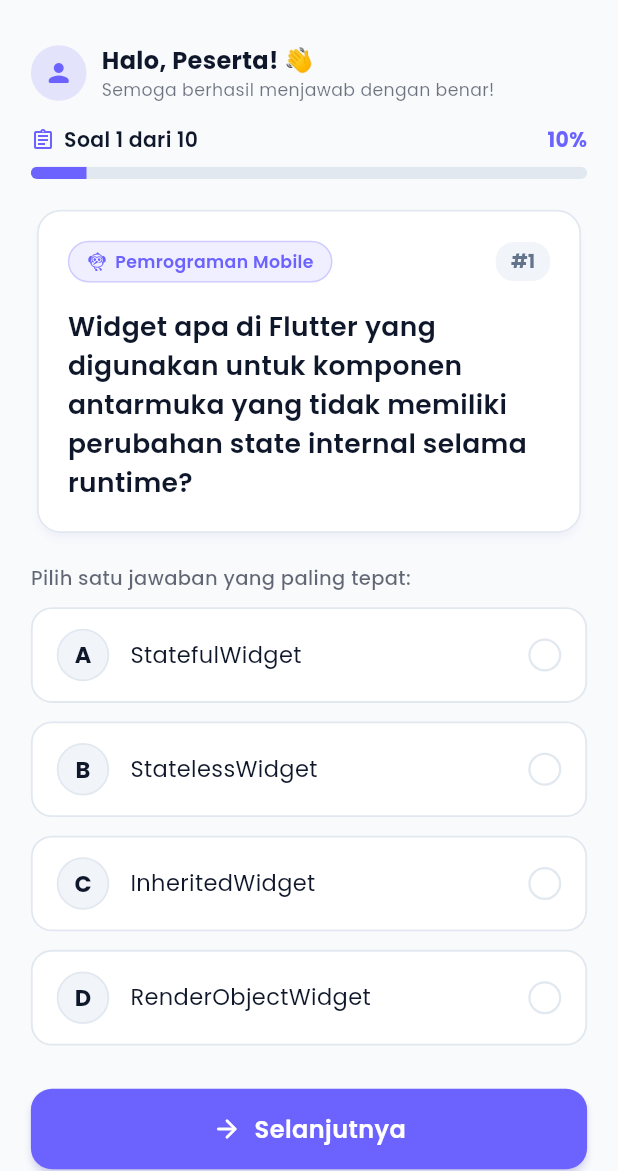
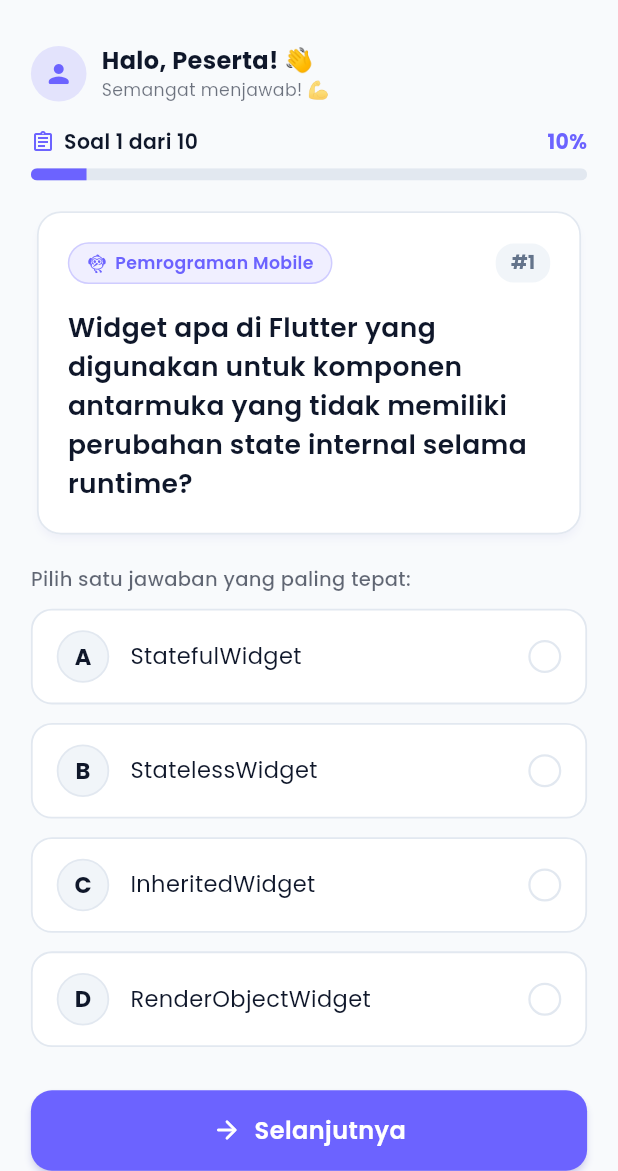
Before and after one commit to nauflzuhd/Kuisiin, a Flutter app: the QuizScreen screen opened by its route, on a phone screen of 412 x 824 dp, the part 65-1236 px from its top. Run offline on Flutter 3.47's test engine with Material 3 defaults, Android fonts, the phone set to English and light mode, and no system bars.

```diff
--- a/lib/screens/quiz_screen.dart
+++ b/lib/screens/quiz_screen.dart
@@ -233,7 +233,8 @@ class QuizScreen extends StatelessWidget {
     return Row(
       mainAxisAlignment: MainAxisAlignment.spaceBetween,
       children: [
-        Row(
+        Expanded(
+          child: Row(
             children: [
               CircleAvatar(
                 radius: Responsive.w(context, 0.045).clamp(16.0, 20.0),
@@ -245,11 +246,14 @@ class QuizScreen extends StatelessWidget {
                 ),
               ),
               const SizedBox(width: 10),
-            Column(
+              Expanded(
+                child: Column(
                   crossAxisAlignment: CrossAxisAlignment.start,
                   children: [
                     Text(
                       'Halo, $displayName! 👋',
+                      maxLines: 1,
+                      overflow: TextOverflow.ellipsis,
                       style: TextStyle(
                         fontSize: Responsive.sp(
                           context,
@@ -261,7 +265,9 @@ class QuizScreen extends StatelessWidget {
                       ),
                     ),
                     Text(
-                  'Semoga berhasil menjawab dengan benar!',
+                      'Semangat menjawab! 💪',
+                      maxLines: 1,
+                      overflow: TextOverflow.ellipsis,
                       style: TextStyle(
                         fontSize: Responsive.sp(
                           context,
@@ -275,7 +281,9 @@ class QuizScreen extends StatelessWidget {
                     ),
                   ],
                 ),
+              ),
             ],
+          ),
         ),
       ],
     );
```
Also changed, not shown: 11 other files. Lines whose indentation alone changed are shown as unchanged.
